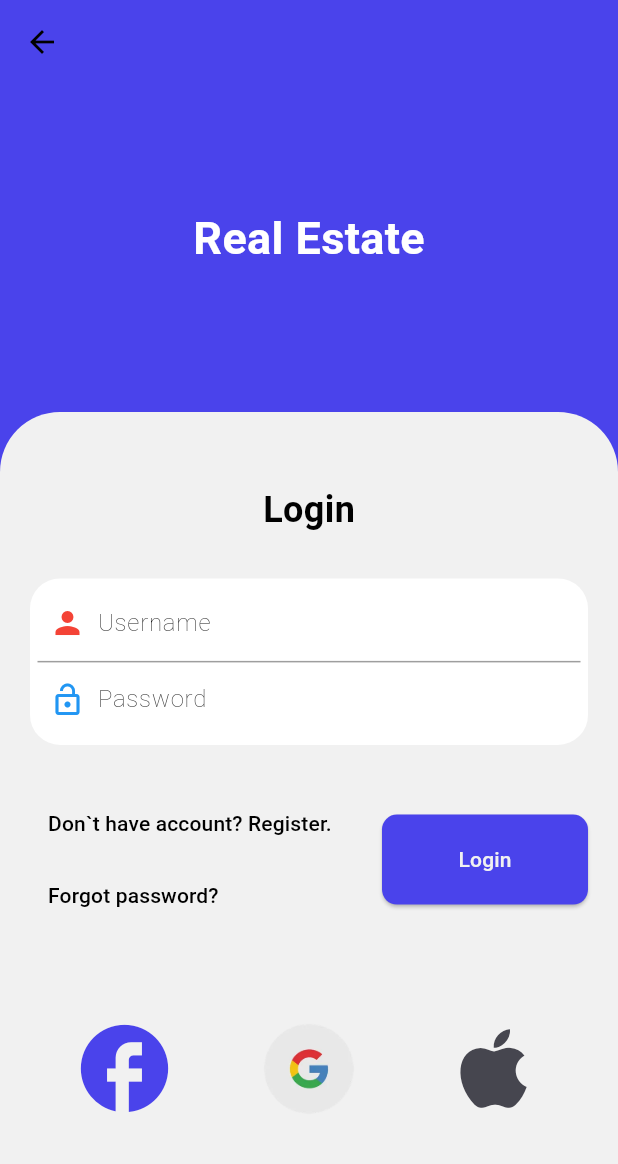
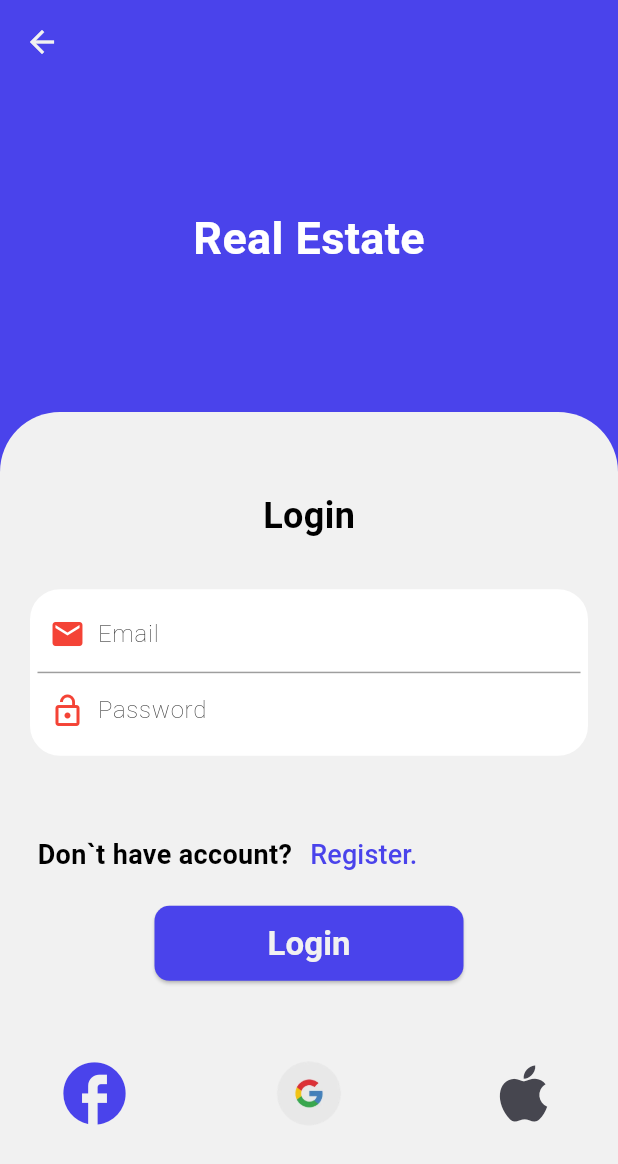
Before and after one commit to osamakhaliluni/realEstate, a Flutter app: the screen it shows after launch, after a tap on "Login", on a phone screen of 412 x 824 dp. Shown: the top 1164 px of the screen. Run offline on Flutter 3.47's test engine with Material 3 defaults, Android fonts, the phone set to English and light mode, and no system bars; our stand-ins replace animated_text_kit, bloc, dio, easy_localization, flutter_bloc, flutter_dotenv and 3 more; missing offline and left inert: tbib_splash_screen; accounts and stored records are empty; network calls fail.

```diff
--- a/lib/cubits/user/user_cubit.dart
+++ b/lib/cubits/user/user_cubit.dart
@@ -11,7 +11,8 @@ part 'user_state.dart';
 
 class UserCubit extends Cubit<UserState> {
   UserCubit() : super(UserInitial());
-  String? token; // Make token nullable
+  String? token;
+  UserModel? user;
   final FlutterSecureStorage storage = FlutterSecureStorage();
 
   static UserCubit get(context) => BlocProvider.of(context);
@@ -19,55 +20,50 @@ class UserCubit extends Cubit<UserState> {
   Future<void> checkLogin() async {
     emit(UserLoading());
     final prefs = await SharedPreferences.getInstance();
-    final isLogin =
-        prefs.getBool('isLogin') ?? false; // Keep key names consistent
+    final isLogin = prefs.getBool('isLogin') ?? false;
 
     if (isLogin) {
-      // Retrieve user data
       final id = prefs.getString('userId');
-      final fName = prefs.getString('fName');
+      final fName = prefs.getString('fName')!;
       final lName = prefs.getString('lName');
       final phone = prefs.getString('phone');
-      final email = prefs.getString('email');
+      final email = prefs.getString('email')!;
       final image = prefs.getString('image');
 
-      // Retrieve token securely
-      token = await storage.read(key: 'userToken');
-
-      if (id != null && fName != null && email != null) {
-        emit(UserLoggedIn(UserModel(
+      user = UserModel(
         id: id,
         fName: fName,
         lName: lName,
         phone: phone,
         email: email,
         image: image,
-        )));
+      );
+      token = await storage.read(key: 'userToken');
+      emit(UserLoggedIn());
       return;
-      }
     }
     emit(UserLoggedOut());
   }
 
-  Future<void> login(String username, String password) async {
+  Future<void> login(String email, String password) async {
     emit(UserLoading());
     String baseUrl = dotenv.get('BASE_URL');
     try {
       Dio dio = Dio();
-      Response response = await dio.post('${baseUrl}/login',
-          data: {'username': username, 'password': password});
+      Response response = await dio.post('${baseUrl}/user/login',
+          data: {'email': email, 'password': password});
       if (response.statusCode == 200) {
-        UserModel user = UserModel.fromJson(response.data);
+        user = UserModel.fromJson(response.data);
         final prefs = await SharedPreferences.getInstance();
-        await prefs.setBool('isLogin', true); // Consistent naming
-        await prefs.setString('userId', user.id ?? '');
-        await prefs.setString('fName', user.fName);
-        await prefs.setString('lName', user.lName ?? '');
-        await prefs.setString('phone', user.phone ?? '');
-        await prefs.setString('email', user.email);
-        await prefs.setString('image', user.image ?? '');
+        await prefs.setBool('isLogin', true);
+        await prefs.setString('userId', user!.id ?? '');
+        await prefs.setString('fName', user!.fName);
+        await prefs.setString('lName', user!.lName ?? '');
+        await prefs.setString('phone', user!.phone ?? '');
+        await prefs.setString('email', user!.email);
+        await prefs.setString('image', user!.image ?? '');
         await storage.write(key: 'userToken', value: response.data['token']);
-        emit(UserLoggedIn(user));
+        emit(UserLoggedIn());
       } else {
         emit(UserError(response.data['message']));
       }
@@ -82,39 +78,33 @@ class UserCubit extends Cubit<UserState> {
     String baseUrl = dotenv.get('BASE_URL');
     try {
       Dio dio = Dio();
-      // Prepare the registration data
       final registrationData = {
         'fName': fName,
-        'lName': lName,
-        'phone': phone,
+        'lName': lName ?? "",
         'email': email,
+        'phone': phone ?? "",
         'password': password,
-        'image': image, // Optional: only include if user provides it
+        'image': image ?? "",
       };
 
-      // Make the POST request for registration
       Response response =
-          await dio.post('${baseUrl}/register', data: registrationData);
+          await dio.post('${baseUrl}/user/register', data: registrationData);
 
-      if (response.statusCode == 200) {
-        UserModel user = UserModel.fromJson(response.data);
-        // Optionally save user data in SharedPreferences
+      print(response);
+      if (response.statusCode == 201) {
+        user = UserModel.fromJson(response.data);
         final prefs = await SharedPreferences.getInstance();
-        await prefs.setBool(
-            'isLogin', true); // Or whatever you use for logged in state
-        await prefs.setString('userId', user.id ?? '');
-        await prefs.setString('fName', user.fName);
-        await prefs.setString('lName', user.lName ?? '');
-        await prefs.setString('phone', user.phone ?? '');
-        await prefs.setString('email', user.email);
-        await prefs.setString('image', user.image ?? '');
-        await storage.write(
-            key: 'userToken',
-            value: response.data['token']); // Save token if returned
+        await prefs.setBool('isLogin', true);
+        await prefs.setString('userId', user!.id ?? '');
+        await prefs.setString('fName', user!.fName);
+        await prefs.setString('lName', user!.lName ?? '');
+        await prefs.setString('phone', user!.phone ?? '');
+        await prefs.setString('email', user!.email);
+        await prefs.setString('image', user!.image ?? '');
+        await storage.write(key: 'userToken', value: response.data['token']);
 
-        emit(UserLoggedIn(user));
+        emit(UserLoggedIn());
       } else {
-        // Handle error message from the response
         emit(UserError(response.data['message']));
       }
     } catch (e) {
--- a/lib/cubits/user/user_state.dart
+++ b/lib/cubits/user/user_state.dart
@@ -7,10 +7,7 @@ final class UserInitial extends UserState {}
 
 class UserLoading extends UserState {}
 
-class UserLoggedIn extends UserState {
-  final UserModel user;
-  UserLoggedIn(this.user);
-}
+class UserLoggedIn extends UserState {}
 
 class UserProfileUpdated extends UserState {
   final UserModel updatedUser;
--- a/lib/root/app_root.dart
+++ b/lib/root/app_root.dart
@@ -7,6 +7,7 @@ import 'package:frontend/cubits/theme/theme_cubit.dart';
 import 'package:frontend/cubits/user/user_cubit.dart';
 import 'package:frontend/screens/home_screen.dart';
 import 'package:frontend/screens/login_screen.dart';
+import 'package:frontend/screens/register_screen.dart';
 import 'package:frontend/screens/splash_screen.dart';
 import 'package:frontend/utils/size_config.dart';
 
@@ -31,6 +32,7 @@ class AppRoot extends StatelessWidget {
         builder: (context, state) {
           SizeConfig.init(context);
           return MaterialApp(
+            debugShowCheckedModeBanner: false,
             themeMode: ThemeCubit.get(context).isDark
                 ? ThemeMode.dark
                 : ThemeMode.light,
@@ -44,6 +46,7 @@ class AppRoot extends StatelessWidget {
               "splash": (context) => SplashScreen(),
               "home": (context) => HomeScreen(),
               "login": (context) => LoginScreen(),
+              "register": (context) => RegisterScreen(),
             },
           );
         },
--- a/lib/screens/home_screen.dart
+++ b/lib/screens/home_screen.dart
@@ -4,6 +4,7 @@ import 'package:flutter_bloc/flutter_bloc.dart';
 import 'package:frontend/core/style/colors.dart';
 import 'package:frontend/cubits/products/products_cubit.dart';
 import 'package:frontend/cubits/user/user_cubit.dart';
+import 'package:frontend/models/user_model.dart';
 import 'package:frontend/utils/size_config.dart';
 import 'package:frontend/widgets/product_card.dart';
 
@@ -70,6 +71,7 @@ class _HomeScreenState extends State<HomeScreen> {
                           ],
                         );
                       } else if (state is UserLoggedIn) {
+                        UserModel user = UserCubit.get(context).user!;
                         return Row(
                           mainAxisAlignment: MainAxisAlignment.spaceBetween,
                           children: [
@@ -77,16 +79,27 @@ class _HomeScreenState extends State<HomeScreen> {
                               crossAxisAlignment: CrossAxisAlignment.start,
                               children: [
                                 Text("Hello !"),
-                                Text(state.user.fName),
+                                Text(user.fName),
                               ],
                             ),
+                            SizedBox(
+                              width: SizeConfig.screenWidth / 4,
+                              child: ElevatedButton(
+                                onPressed: () {
+                                  UserCubit.get(context).logout();
+                                  Navigator.pushReplacementNamed(
+                                      context, "home");
+                                  _refreshProducts();
+                                },
+                                child: Text("Logout"),
+                              ),
+                            ),
                             CircleAvatar(
-                              backgroundImage: state.user.image != null &&
-                                      state.user.image!.isNotEmpty
-                                  ? NetworkImage(state.user.image!)
-                                  : null,
-                              child: state.user.image == null ||
-                                      state.user.image!.isEmpty
+                              backgroundImage:
+                                  user.image != null && user.image!.isNotEmpty
+                                      ? NetworkImage(user.image!)
+                                      : null,
+                              child: user.image == null || user.image!.isEmpty
                                   ? Icon(Icons.person)
                                   : null,
                             ),
--- a/lib/screens/login_screen.dart
+++ b/lib/screens/login_screen.dart
@@ -1,9 +1,14 @@
 import 'package:flutter/material.dart';
+import 'package:flutter_bloc/flutter_bloc.dart';
 import 'package:frontend/core/style/colors.dart';
+import 'package:frontend/cubits/user/user_cubit.dart';
 import 'package:frontend/utils/size_config.dart';
 
 class LoginScreen extends StatelessWidget {
-  const LoginScreen({super.key});
+  LoginScreen({super.key});
+
+  var emailController = TextEditingController();
+  var passwordController = TextEditingController();
 
   @override
   Widget build(BuildContext context) {
@@ -14,6 +19,14 @@ class LoginScreen extends StatelessWidget {
       child: Scaffold(
         backgroundColor: primaryColor,
         appBar: AppBar(
+          leading: IconButton(
+              onPressed: () {
+                Navigator.pop(context);
+              },
+              icon: Icon(
+                Icons.arrow_back,
+                color: lightColor,
+              )),
           backgroundColor: primaryColor,
         ),
         body: Stack(
@@ -73,24 +86,25 @@ class LoginScreen extends StatelessWidget {
                       ),
                       child: Column(
                         children: [
-                          const SizedBox(
+                          SizedBox(
                             height: 50,
                             child: Row(
                               children: [
-                                Padding(
+                                const Padding(
                                   padding: EdgeInsets.all(8.0),
                                   child: Icon(
-                                    Icons.person,
+                                    Icons.email,
                                     color: Colors.red,
                                   ),
                                 ),
                                 Expanded(
                                   child: TextField(
-                                    decoration: InputDecoration(
+                                    controller: emailController,
+                                    decoration: const InputDecoration(
                                       border: InputBorder.none,
                                       floatingLabelBehavior:
                                           FloatingLabelBehavior.never,
-                                      labelText: "Username",
+                                      labelText: "Email",
                                       labelStyle: TextStyle(
                                         color: Colors.black,
                                         fontSize: 16,
@@ -108,21 +122,22 @@ class LoginScreen extends StatelessWidget {
                               color: Colors.black38,
                             ),
                           ),
-                          const SizedBox(
+                          SizedBox(
                             height: 50,
                             child: Row(
                               children: [
-                                Padding(
+                                const Padding(
                                   padding: EdgeInsets.all(8.0),
                                   child: Icon(
                                     Icons.lock_open,
-                                    color: Colors.blue,
+                                    color: Colors.red,
                                   ),
                                 ),
                                 Expanded(
                                   child: TextField(
+                                    controller: passwordController,
                                     obscureText: true,
-                                    decoration: InputDecoration(
+                                    decoration: const InputDecoration(
                                       border: InputBorder.none,
                                       floatingLabelBehavior:
                                           FloatingLabelBehavior.never,
@@ -142,48 +157,52 @@ class LoginScreen extends StatelessWidget {
                       ),
                     ),
                     // Buttons section
-                    Row(
-                      mainAxisAlignment: MainAxisAlignment.spaceBetween,
+                    Column(
                       children: [
-                        Column(
-                          crossAxisAlignment: CrossAxisAlignment.start,
+                        Padding(
+                          padding: const EdgeInsets.only(
+                              left: 5, bottom: 10, top: 10),
+                          child: Row(
                             children: [
-                            TextButton(
-                              onPressed: () {},
-                              child: Text(
-                                "Don`t have account? Register.",
-                                style: TextStyle(color: Colors.black),
+                              const Text(
+                                "Don`t have account?",
+                                style: TextStyle(
+                                  fontSize: 18,
+                                  fontWeight: FontWeight.bold,
                                 ),
                               ),
                               TextButton(
-                              onPressed: () {},
+                                onPressed: () {
+                                  Navigator.pushNamed(context, "register");
+                                },
                                 child: Text(
-                                "Forgot password?",
-                                style: TextStyle(color: Colors.black),
+                                  "Register.",
+                                  style: TextStyle(
+                                    color: primaryColor,
+                                    fontSize: 18,
+                                  ),
                                 ),
                               ),
                             ],
                           ),
+                        ),
                         SizedBox(
-                          width: SizeConfig.screenWidth / 3,
-                          height: 60,
-                          child: ElevatedButton(
-                            onPressed: () {},
-                            child: const Text("Login"),
+                          width: SizeConfig.screenWidth / 2,
+                          height: 50,
+                          child: _submitButton(context),
                         ),
-                        )
                       ],
                     ),
                     // IconButtons section
                     Padding(
-                      padding: const EdgeInsets.all(20),
+                      padding: const EdgeInsets.all(10),
                       child: Row(
                         mainAxisAlignment: MainAxisAlignment.spaceBetween,
                         children: [
                           IconButton(
                             icon: Icon(
                               Icons.facebook,
-                              size: 70,
+                              size: 50,
                               color: primaryColor,
                             ),
                             onPressed: () {},
@@ -192,14 +211,14 @@ class LoginScreen extends StatelessWidget {
                             onTap: () {},
                             child: Image.asset(
                               "assets/images/google.webp",
-                              width: 70,
+                              width: 50,
                             ),
                           ),
                           IconButton(
                             onPressed: () {},
                             icon: Icon(
                               Icons.apple,
-                              size: 70,
+                              size: 50,
                             ),
                           )
                         ],
@@ -214,4 +233,43 @@ class LoginScreen extends StatelessWidget {
       ),
     );
   }
+
+  BlocConsumer<UserCubit, UserState> _submitButton(BuildContext context) {
+    return BlocConsumer<UserCubit, UserState>(
+      listener: (context, state) {
+        if (state is UserLoggedIn) {
+          Navigator.pushReplacementNamed(context, "home");
+        } else if (state is UserError) {
+          ScaffoldMessenger.of(context).showSnackBar(SnackBar(
+            content: Text(state.message),
+          ));
         }
+      },
+      builder: (context, state) {
+        if (state is UserLoading) {
+          return CircularProgressIndicator();
+        }
+        return ElevatedButton(
+          onPressed: () {
+            if (emailController.text.isEmpty ||
+                passwordController.text.isEmpty) {
+              ScaffoldMessenger.of(context).showSnackBar(const SnackBar(
+                content: Text("Please fill in all fields."),
+              ));
+            } else {
+              UserCubit.get(context)
+                  .login(emailController.text, passwordController.text);
+            }
+          },
+          child: const Text(
+            "Login",
+            style: TextStyle(
+              fontSize: 22,
+              fontWeight: FontWeight.bold,
+            ),
+          ),
+        );
+      },
+    );
+  }
+}
--- a/pubspec.yaml
+++ b/pubspec.yaml
@@ -43,6 +43,7 @@ dependencies:
   dio: ^5.7.0
   flutter_dotenv: ^5.2.1
   flutter_secure_storage: ^9.2.2
+  image_picker: ^1.1.2
 
 dev_dependencies:
   flutter_test:
```
Also changed, not shown: lib/screens/register_screen.dart (added, +414 -0 lines), pubspec.lock, 5 other files. Lines whose indentation alone changed are shown as unchanged.
